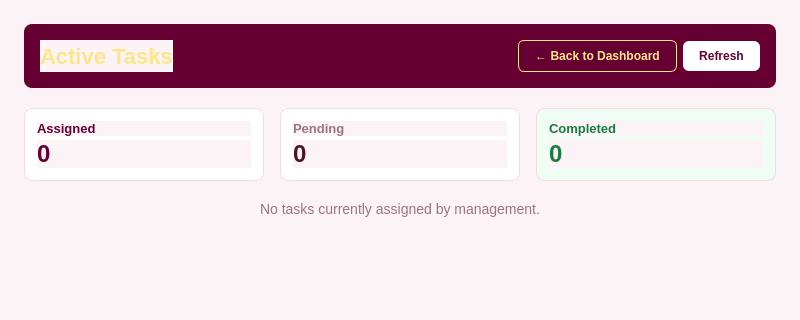
Above: ui/mytasks.ui from kriitikat/Sajilo-Bazarr before the change; both pictures show x 0 to 800 and y 0 to 320 of the 800 by 900 pixel window. Below: the same form after it.
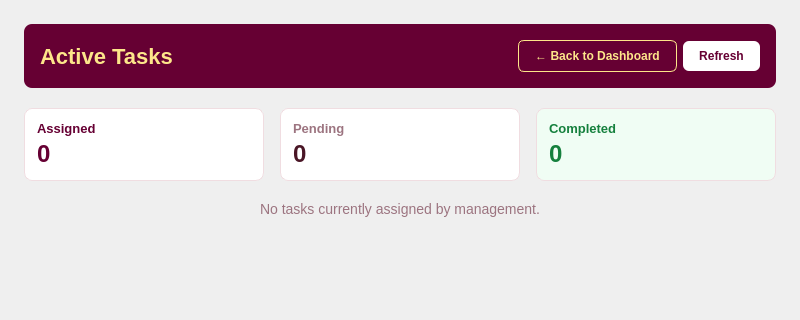
That is the form after the change.

Commit message: Fixed issues in mytask page

```diff
--- a/ui/mytasks.ui
+++ b/ui/mytasks.ui
@@ -13,10 +13,95 @@
   <property name="windowTitle">
    <string>Inventory Management - My Assigned Tasks</string>
   </property>
+
+  <!-- ═══════════════════════════════════════════════════════════════
+       MASTER STYLESHEET — every color used anywhere in this module
+       lives here, and ONLY here. mytasks.cpp never contains a hex
+       color or a QSS string.
+
+       - Static widgets (greeting banner, summary cards, empty state)
+         are targeted by objectName, e.g. "#headerFrame".
+       - The per-task cards are built at runtime in mytasks.cpp
+         (count/content depend on the DB query, so Designer can't lay
+         them out ahead of time). Each piece of a card is tagged with
+         a "role" dynamic property from the .cpp and matched here,
+         e.g. QPushButton[role="markCompleted"].
+       ═══════════════════════════════════════════════════════════════ -->
+  <property name="styleSheet">
+   <string notr="true">/* ── Page background ─────────────────────────────────────── */
+#centralwidget { background-color:#fbf3f5; }
+
+/* ── Greeting banner (static) ────────────────────────────── */
+#headerFrame { background-color:#660033; border-radius:8px; }
+#greetingLabel { font-size:22px; font-weight:bold; color:#FDE68A; border:none; }
+#btnBackToDashboard {
+    background-color:transparent; color:#FDE68A; border:1px solid #FDE68A;
+    border-radius:6px; padding:8px 16px; font-size:12px; font-weight:bold;
+}
+#btnBackToDashboard:hover { background-color:rgba(253,230,138,40); }
+#btnRefresh {
+    background-color:#FFFFFF; color:#660033; border:none;
+    border-radius:6px; padding:8px 16px; font-size:12px; font-weight:bold;
+}
+#btnRefresh:hover { background-color:#fbe7ec; }
+
+/* ── Summary cards (static) ──────────────────────────────── */
+#cardAssigned { background-color:#FFFFFF; border:1px solid #f0dde1; border-radius:8px; }
+#lblAssignedTitle { color:#660033; font-size:13px; font-weight:500; border:none; }
+#lblAssignedValue { color:#660033; font-size:24px; font-weight:bold; border:none; }
+
+#cardPending { background-color:#FFFFFF; border:1px solid #f0dde1; border-radius:8px; }
+#lblPendingTitle { color:#9c7480; font-size:13px; font-weight:500; border:none; }
+#lblPendingValue { color:#4a1626; font-size:24px; font-weight:bold; border:none; }
+
+#cardCompleted { background-color:#F0FDF4; border:1px solid #f0dde1; border-radius:8px; }
+#lblCompletedTitle { color:#15803D; font-size:13px; font-weight:500; border:none; }
+#lblCompletedValue { color:#15803D; font-size:24px; font-weight:bold; border:none; }
+
+/* ── Empty state (static) ────────────────────────────────── */
+#emptyStateLabel { font-size:14px; color:#9c7480; border:none; }
+
+/* ── Task cards (dynamic, role-driven) ───────────────────── */
+QFrame[role="taskCard"] {
+    background-color:#FFFFFF; border:1px solid #f0dde1; border-radius:10px;
+}
+
+/* Priority badges — same enable/disable/expire palette as staffperform.ui,
+   so severity reads consistently across the whole theme. */
+QLabel[role="priorityLow"] {
+    background-color:#F0FDF4; color:#16a34a; border:none; border-radius:4px;
+    padding:4px 10px; font-size:11px; font-weight:bold;
+}
+QLabel[role="priorityMedium"] {
+    background-color:#FFFAF0; color:#d97706; border:none; border-radius:4px;
+    padding:4px 10px; font-size:11px; font-weight:bold;
+}
+QLabel[role="priorityHigh"] {
+    background-color:#FFF5F5; color:#8B0000; border:none; border-radius:4px;
+    padding:4px 10px; font-size:11px; font-weight:bold;
+}
+
+QLabel[role="cardDue"]         { color:#9c7480; font-size:12px; font-weight:500; border:none; }
+QLabel[role="cardTitle"]       { font-size:16px; font-weight:bold; color:#4a1626; border:none; }
+QLabel[role="cardDescription"] { color:#4a1626; font-size:13px; border:none; }
+QLabel[role="cardStatus"]      { color:#4a1626; font-size:12px; font-weight:bold; border:none; }
+
+/* "Mark Completed" action button and its post-click, disabled state */
+QPushButton[role="markCompleted"] {
+    background-color:#660033; color:#FFFFFF; border:none; border-radius:6px;
+    padding:6px 14px; font-size:12px; font-weight:bold;
+}
+QPushButton[role="markCompleted"]:hover   { background-color:#4A0F2B; }
+QPushButton[role="markCompleted"]:pressed { background-color:#3A0A21; }
+
+QPushButton[role="completedTag"] {
+    background-color:#F0FDF4; color:#16a34a; border:1px solid #bbf0cc;
+    border-radius:6px; padding:6px 14px; font-size:12px; font-weight:bold;
+}
+</string>
+  </property>
+
   <widget class="QWidget" name="centralwidget">
-   <property name="styleSheet">
-    <string>background-color:#fbf3f5;</string>
-   </property>
    <layout class="QVBoxLayout" name="rootLayout">
     <property name="spacing"><number>0</number></property>
     <property name="leftMargin"><number>0</number></property>
@@ -45,9 +130,6 @@
         <!-- ── Greeting banner ───────────────────────────────────── -->
         <item>
          <widget class="QFrame" name="headerFrame">
-          <property name="styleSheet">
-           <string>QFrame#headerFrame { background-color:#660033; border-radius:8px; }</string>
-          </property>
           <layout class="QHBoxLayout" name="headerRow">
            <property name="leftMargin"><number>16</number></property>
            <property name="topMargin"><number>16</number></property>
@@ -55,9 +137,6 @@
            <property name="bottomMargin"><number>16</number></property>
            <item>
             <widget class="QLabel" name="greetingLabel">
-             <property name="styleSheet">
-              <string>font-size:22px; font-weight:bold; color:#FDE68A; border:none;</string>
-             </property>
              <property name="text">
               <string>Active Tasks</string>
              </property>
```
Left out of the diff: 26 changed lines with no effect on the pictures. The commit also changes 6 other files.
